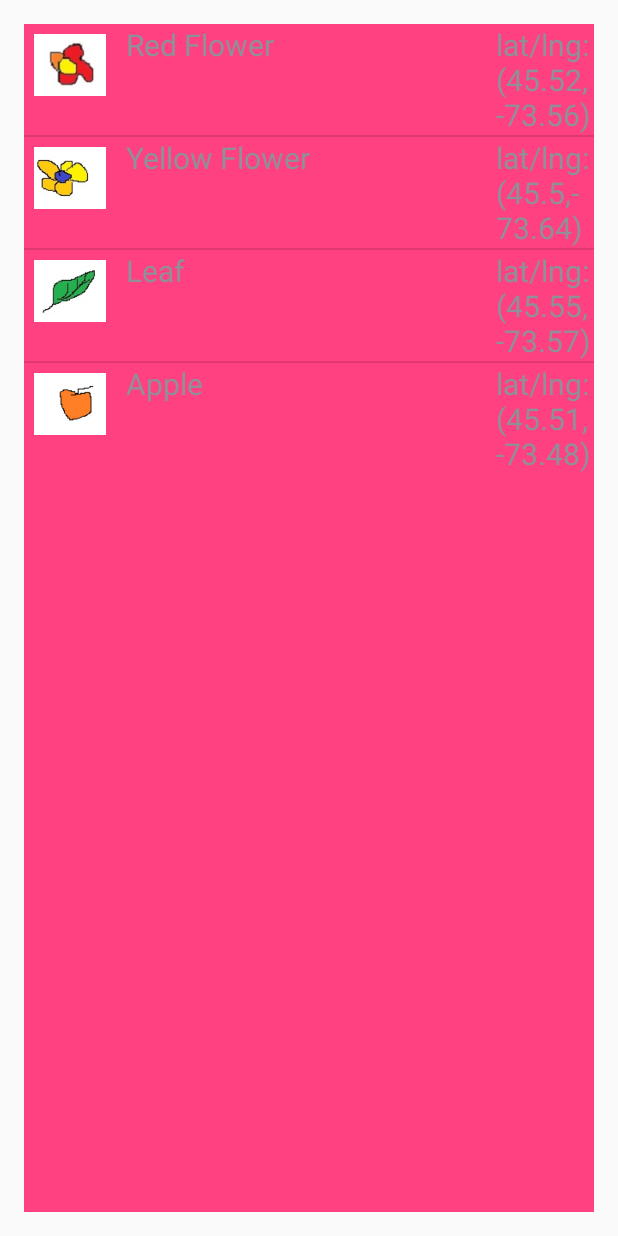
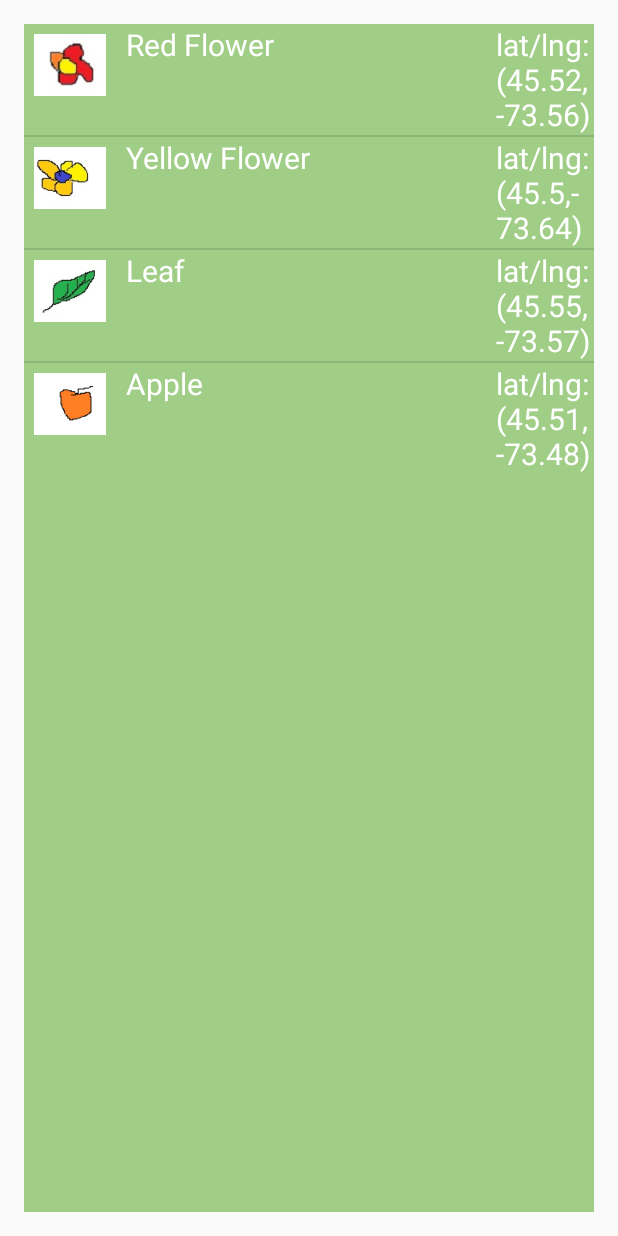
Before and after one commit to thuyhatran/Android_FinalProjectTest, an Android app: the screen it shows after launch (DisplayObjectActivity), after a tap on "LIST ALL OBJECTS", on a phone screen of 412 x 824 dp. Run offline under Robolectric (Android 15) with nearby library versions, the phone set to English and light mode, and no system bars.

Commit message:
- Cleaned up the code - Improved the interface - Deleted groundOvelayID in Objects class because it is not used. This project doesn't need 3 Activities, but only one and use the fragment instead. Using of 3 activities here is because of intent testing.

```diff
--- a/app/src/main/java/example/thuya/com/finalproject/DisplayObjectActivity.java
+++ b/app/src/main/java/example/thuya/com/finalproject/DisplayObjectActivity.java
@@ -3,6 +3,7 @@ package example.thuya.com.finalproject;
 import android.app.Activity;
 import android.app.ListActivity;
 import android.content.Intent;
+import android.support.v4.app.FragmentActivity;
 import android.support.v7.app.AppCompatActivity;
 import android.os.Bundle;
 import android.widget.Toast;
@@ -10,7 +11,7 @@ import android.widget.Toast;
 import example.thuya.com.finalproject.Fragments.AllObjectsFragment;
 import example.thuya.com.finalproject.Fragments.PickUpObjectsFragment;
 
-public class DisplayObjectActivity extends Activity {
+public class DisplayObjectActivity extends FragmentActivity {
 
     @Override
     protected void onCreate(Bundle savedInstanceState) {
--- a/app/src/main/res/layout/fragment_all_objects.xml
+++ b/app/src/main/res/layout/fragment_all_objects.xml
@@ -2,13 +2,13 @@
 <LinearLayout xmlns:android="http://schemas.android.com/apk/res/android"
     android:orientation="vertical" android:layout_width="match_parent"
     android:layout_height="match_parent"
-    android:background="@color/colorAccent">
+    android:background="@color/colorButtonBG">
 
     <ListView
         android:layout_width="match_parent"
         android:layout_height="wrap_content"
         android:id="@+id/listView_allObjects"
         android:layout_gravity="right"
-        android:background="@color/colorAccent"/>
+        android:background="@color/colorButtonBG"/>
 
 </LinearLayout>
--- a/app/src/main/res/layout/image_text_view.xml
+++ b/app/src/main/res/layout/image_text_view.xml
@@ -19,7 +19,8 @@
         android:id="@+id/name"
         android:layout_marginRight="20px"
         android:layout_gravity="center_horizontal"
-        android:textSize="20dp"/>
+        android:textSize="20dp"
+        android:textColor="@color/colorWhite"/>
 
     <TextView
         android:layout_width="wrap_content"
@@ -27,6 +28,7 @@
         android:text=""
         android:id="@+id/latlng"
         android:layout_gravity="center_horizontal"
-        android:textSize="20dp"/>
+        android:textSize="20dp"
+        android:textColor="@color/colorWhite"/>
 
 </LinearLayout>
--- a/app/src/main/res/values/colors.xml
+++ b/app/src/main/res/values/colors.xml
@@ -7,4 +7,5 @@
     <color name="colorButtonBG">#a0ce87</color>
     <color name="colorButtonText">#6e156c</color>
     <color name="colorShadowText">#f58bf3</color>
+    <color name="colorWhite">#ffffff</color>
 </resources>
```
Also changed, not shown: app/src/main/java/example/thuya/com/finalproject/MapActivitiesMethods.java (+1 -20 lines), app/src/main/java/example/thuya/com/finalproject/MapsActivity.java (+17 -20 lines), app/src/main/java/example/thuya/com/finalproject/model/Objects.java (+1 -10 lines), app/src/main/res/layout/activity_maps.xml (+14 -2 lines).
